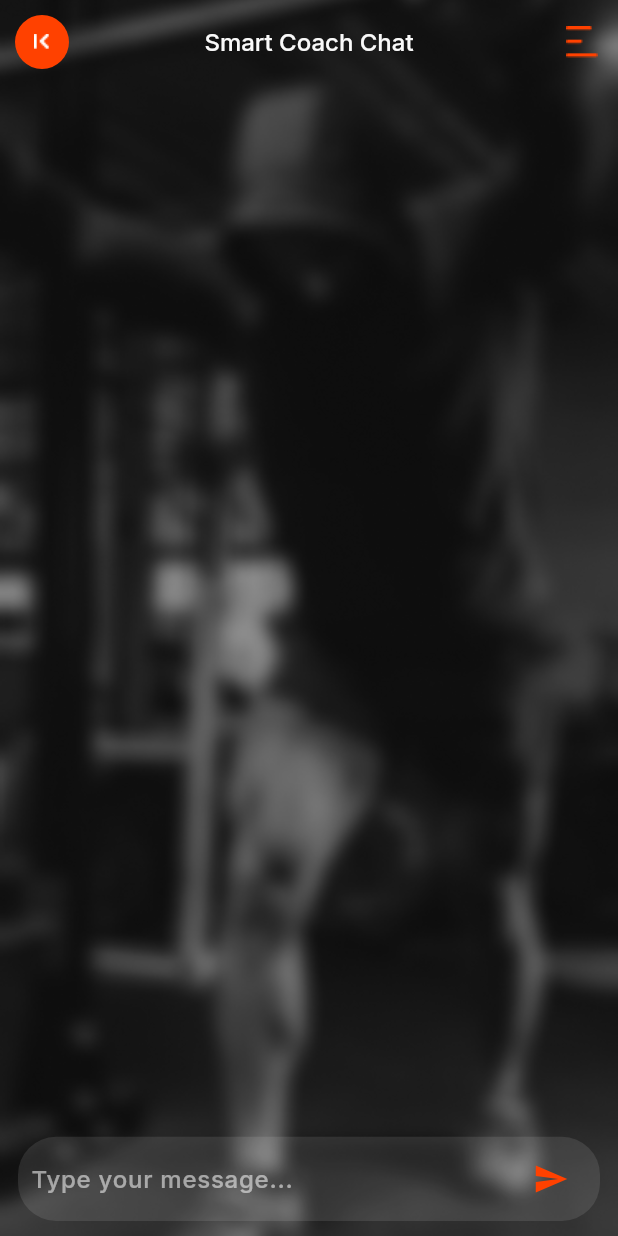
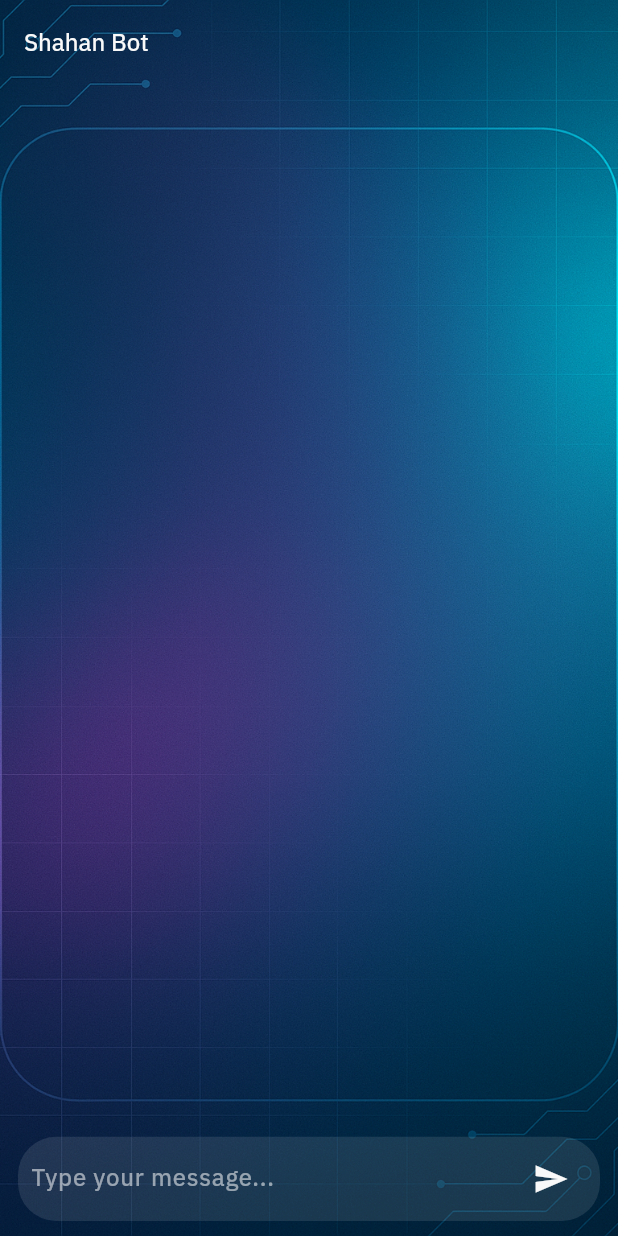
Before and after one commit to darbazrasul/flutter_with_gemini, a Flutter app: the screen it shows after launch, on a phone screen of 412 x 824 dp. Run offline on Flutter 3.47's test engine with Material 3 defaults, Android fonts, the phone set to English and light mode, and no system bars; our stand-ins replace animated_text_kit, dio, flutter_bloc, flutter_screenutil, get_it, google_generative_ai and 3 more; project files that could hold a hidden picture were left out.

Commit message:
زیادکردنی فۆنتی کردی

```diff
--- /dev/null
+++ b/lib/App/my_app.dart
@@ -0,0 +1,30 @@
+import 'package:fluter_chat_bot/route/app_routes.dart';
+import 'package:fluter_chat_bot/route/routes.dart';
+import 'package:fluter_chat_bot/theme/app_fonts.dart';
+import 'package:flutter/material.dart';
+import 'package:flutter_screenutil/flutter_screenutil.dart';
+
+class MyApp extends StatelessWidget {
+  const MyApp({super.key});
+
+  @override
+  Widget build(BuildContext context) {
+    return ScreenUtilInit(
+      designSize: const Size(375, 813),
+      minTextAdapt: true,
+      splitScreenMode: true,
+      builder: (context, child) => MaterialApp(
+        debugShowCheckedModeBanner: false,
+        title: "Chat Boot App",
+        theme: ThemeData(
+          useMaterial3: true,
+          fontFamily: FontConstants.fontFamily,
+        ),
+
+        locale: const Locale('en'),
+        onGenerateRoute: Routes.generateRoute,
+        initialRoute: AppRoutes.homeScreen,
+      ),
+    );
+  }
+}
--- a/lib/gemini_api_service.dart
+++ b/lib/gemini_api_service.dart
@@ -6,7 +6,6 @@ import 'package:injectable/injectable.dart';
 @lazySingleton
 class GeminiApiService {
   final SharedPrefHelper sharedPrefHelper;
-
   GeminiApiService(this.sharedPrefHelper);
 
   Future<String> sendMessage(String userMessage) async {
@@ -16,7 +15,6 @@ class GeminiApiService {
       if (apiKey == null || apiKey.isEmpty) {
         throw Exception('Gemini API key not found in SharedPreferences');
       }
-
       final model = GenerativeModel(model: "gemini-2.0-flash", apiKey: apiKey);
       final content = [Content.text(userMessage)];
       final response = await model.generateContent(content);
--- a/lib/main.dart
+++ b/lib/main.dart
@@ -1,11 +1,9 @@
+import 'package:fluter_chat_bot/App/my_app.dart';
 import 'package:fluter_chat_bot/modules/caching_helper.dart';
 import 'package:fluter_chat_bot/modules/service_locator.dart';
 import 'package:fluter_chat_bot/modules/shared_key.dart';
 import 'package:fluter_chat_bot/modules/shared_preferences_module.dart';
-import 'package:fluter_chat_bot/route/app_routes.dart';
-import 'package:fluter_chat_bot/route/routes.dart';
 import 'package:flutter/material.dart';
-import 'package:flutter_screenutil/flutter_screenutil.dart';
 
 void main() async {
   WidgetsFlutterBinding.ensureInitialized();
@@ -19,25 +17,3 @@ void main() async {
 
   runApp(MyApp());
 }
-
-class MyApp extends StatelessWidget {
-  const MyApp({super.key});
-
-  @override
-  Widget build(BuildContext context) {
-    return ScreenUtilInit(
-      designSize: const Size(375, 813),
-      minTextAdapt: true,
-      splitScreenMode: true,
-      builder: (context, child) => MaterialApp(
-        debugShowCheckedModeBanner: false,
-        title: "Chat Boot App",
-        theme: ThemeData.dark(),
-
-        locale: const Locale('en'),
-        onGenerateRoute: Routes.generateRoute,
-        initialRoute: AppRoutes.homeScreen,
-      ),
-    );
-  }
-}
--- a/lib/smart_coach/presentation/view/chat_screen.dart
+++ b/lib/smart_coach/presentation/view/chat_screen.dart
@@ -48,7 +48,7 @@ class _ChatScreenBodyState extends State<ChatScreenBody> {
         if (state is ChatLoaded) messages = state.messages;
 
         return SharedScaffold(
-          title: 'Smart Coach Chat',
+          title: 'Shahan Bot',
           body: Padding(
             padding: const EdgeInsets.symmetric(
               horizontal: 12.0,
@@ -91,7 +91,7 @@ class _ChatScreenBodyState extends State<ChatScreenBody> {
                               decoration: BoxDecoration(
                                 color: isUser
                                     // ignore: deprecated_member_use
-                                    ? AppColors.orange.withOpacity(0.5)
+                                    ? AppColors.black.withOpacity(0.5)
                                     // ignore: deprecated_member_use
                                     : AppColors.white.withOpacity(0.15),
                                 borderRadius: BorderRadius.circular(16.r),
@@ -138,7 +138,7 @@ class _ChatScreenBodyState extends State<ChatScreenBody> {
                         ),
                       ),
                       IconButton(
-                        icon: Icon(Icons.send, color: AppColors.orange),
+                        icon: Icon(Icons.send, color: AppColors.white),
                         onPressed: () => _sendMessage(cubit),
                       ),
                     ],
--- a/lib/smart_coach/presentation/widgets/shared_scaffold.dart
+++ b/lib/smart_coach/presentation/widgets/shared_scaffold.dart
@@ -2,8 +2,6 @@ import 'package:fluter_chat_bot/theme/app_assets.dart';
 import 'package:fluter_chat_bot/theme/app_colors.dart';
 import 'package:fluter_chat_bot/theme/app_styles.dart';
 import 'package:flutter/material.dart';
-
-import 'package:flutter_screenutil/flutter_screenutil.dart';
 
 class SharedScaffold extends StatelessWidget {
   final String title;
@@ -28,73 +26,73 @@ class SharedScaffold extends StatelessWidget {
       appBar: AppBar(
         backgroundColor: AppColors.transparent,
         elevation: 0,
-        leading: Padding(
-          padding: const EdgeInsets.all(10.0),
-          child: CircleAvatar(
-            backgroundColor: AppColors.orange,
-            radius: 18.r,
-            child: IconButton(
-              padding: EdgeInsets.zero,
-              icon: Image.asset(AppAssets.aiBack, width: 20.w, height: 20.h),
-              onPressed: onBack ?? () {},
-              // () => Navigator.of(context).pushNamed(AppRoutes.navBar),
-            ),
-          ),
-        ),
+        // leading: Padding(
+        //   padding: const EdgeInsets.all(10.0),
+        //   child: CircleAvatar(
+        //     backgroundColor: AppColors.orange,
+        //     radius: 18.r,
+        //     child: IconButton(
+        //       padding: EdgeInsets.zero,
+        //       icon: Image.asset(AppAssets.aiBack, width: 20.w, height: 20.h),
+        //       onPressed: onBack ?? () {},
+        //       // () => Navigator.of(context).pushNamed(AppRoutes.navBar),
+        //     ),
+        //   ),
+        // ),
+        automaticallyImplyLeading: false,
         title: Text(title, style: AppStyles.medium16white),
-        centerTitle: true,
-        actions: [
-          Builder(
-            builder: (context) => IconButton(
-              icon: Image.asset(AppAssets.drawerIcon, color: AppColors.orange),
-              onPressed: () => Scaffold.of(context).openEndDrawer(),
-            ),
-          ),
-        ],
+        // centerTitle: true,
+        // actions: [
+        //   Builder(
+        //     builder: (context) => IconButton(
+        //       icon: Image.asset(AppAssets.drawerIcon, color: AppColors.orange),
+        //       onPressed: () => Scaffold.of(context).openEndDrawer(),
+        //     ),
+        //   ),
+        // ],
       ),
 
-      endDrawer: Drawer(
-        shadowColor: AppColors.black,
-        surfaceTintColor: AppColors.transparent,
-        backgroundColor: AppColors.transparent,
-        child: ListView(
-          children: [
-            DrawerHeader(
-              child: Text(
-                'Previous conversations',
-                style: AppStyles.bold20white,
-              ),
-            ),
-            ...[
-              "Hello!",
-              "Lorem ipsum dolor sit amet",
-              "Lorem ipsum dolor sit amet",
-            ].map((chat) {
-              return ListTile(
-                title: Row(
-                  children: [
-                    Icon(Icons.arrow_back_ios, color: AppColors.orange),
-                    Spacer(),
-                    Text(
-                      chat,
-                      maxLines: 1,
-                      overflow: TextOverflow.ellipsis,
-                      style: AppStyles.font13WhiteW500,
-                    ),
-                  ],
-                ),
-                onTap: () {
-                  if (onSelectChat != null) {
-                    onSelectChat!(chat);
-                  }
-                  Navigator.of(context).pop();
-                },
-              );
-            }),
-          ],
-        ),
-      ),
-
+      // endDrawer: Drawer(
+      //   shadowColor: AppColors.black,
+      //   surfaceTintColor: AppColors.transparent,
+      //   backgroundColor: AppColors.transparent,
+      //   child: ListView(
+      //     children: [
+      //       DrawerHeader(
+      //         child: Text(
+      //           'Previous conversations',
+      //           style: AppStyles.bold20white,
+      //         ),
+      //       ),
+      //       ...[
+      //         "Hello!",
+      //         "Lorem ipsum dolor sit amet",
+      //         "Lorem ipsum dolor sit amet",
+      //       ].map((chat) {
+      //         return ListTile(
+      //           title: Row(
+      //             children: [
+      //               Icon(Icons.arrow_back_ios, color: AppColors.orange),
+      //               Spacer(),
+      //               Text(
+      //                 chat,
+      //                 maxLines: 1,
+      //                 overflow: TextOverflow.ellipsis,
+      //                 style: AppStyles.font13WhiteW500,
+      //               ),
+      //             ],
+      //           ),
+      //           onTap: () {
+      //             if (onSelectChat != null) {
+      //               onSelectChat!(chat);
+      //             }
+      //             Navigator.of(context).pop();
+      //           },
+      //         );
+      //       }),
+      //     ],
+      //   ),
+      // ),
       body: Stack(
         fit: StackFit.expand,
         children: [
--- a/lib/theme/app_assets.dart
+++ b/lib/theme/app_assets.dart
@@ -8,7 +8,7 @@ abstract class AppAssets {
   static const String onBoardingImage3 = "assets/image/O15_29.png";
   static const String workoutBg = "assets/image/workout_bg.png";
   static const String aiBack = "assets/image/back.png";
-  static const String aiBg = "assets/image/background_ai.png";
+  static const String aiBg = "assets/image/bg.png";
   static const String drawerIcon = "assets/image/drawer_icon.png";
   static const String ai = "assets/image/ai.png";
   static const String bootChat = "assets/image/boot_chat.png";
--- /dev/null
+++ b/lib/theme/app_fonts.dart
@@ -0,0 +1,16 @@
+import 'dart:ui';
+
+class FontConstants {
+  // fonts
+  static const String fontFamily = "kurdi";
+}
+
+class BaseTypography {
+  // Font families
+  static const String plainFont = FontConstants.fontFamily;
+
+  // Font weights
+  static const FontWeight regular = FontWeight.w400;
+  static const FontWeight medium = FontWeight.w500;
+  static const FontWeight semiBold = FontWeight.w600;
+}
--- a/lib/theme/app_styles.dart
+++ b/lib/theme/app_styles.dart
@@ -1,130 +1,156 @@
 import 'package:fluter_chat_bot/theme/app_colors.dart';
 import 'package:flutter/material.dart';
-import 'package:google_fonts/google_fonts.dart';
 
 abstract class AppStyles {
-  static TextStyle font15BlackW500 = GoogleFonts.inter(
+  static TextStyle font15BlackW500 = const TextStyle(
+    fontFamily: 'kurdi',
     fontSize: 15,
     fontWeight: FontWeight.w500,
+
+    fontStyle: FontStyle.normal,
     color: AppColors.grey,
   );
-  static TextStyle font20BlackW500 = GoogleFonts.inter(
+  static TextStyle font20BlackW500 = const TextStyle(
+    fontFamily: 'kurdi',
     fontSize: 20,
     fontWeight: FontWeight.w500,
     color: AppColors.black,
   );
-  static TextStyle font14BlackW500 = GoogleFonts.inter(
+  static TextStyle font14BlackW500 = const TextStyle(
+    fontFamily: 'kurdi',
     fontSize: 14,
     fontWeight: FontWeight.w500,
     color: AppColors.black,
   );
-  static TextStyle font13WhiteW500 = GoogleFonts.inter(
+  static TextStyle font13WhiteW500 = const TextStyle(
+    fontFamily: 'kurdi',
     fontSize: 13,
     fontWeight: FontWeight.w500,
     color: AppColors.white,
   );
-  static TextStyle font16WhiteW400 = GoogleFonts.inter(
+  static TextStyle font16WhiteW400 = const TextStyle(
+    fontFamily: 'kurdi',
     fontSize: 16,
     fontWeight: FontWeight.w400,
     color: AppColors.white,
   );
-  static TextStyle font12grayW500LineThrough = GoogleFonts.inter(
+  static TextStyle font12grayW500LineThrough = const TextStyle(
+    fontFamily: 'kurdi',
     fontSize: 12,
     fontWeight: FontWeight.w500,
     color: AppColors.grey,
     decoration: TextDecoration.lineThrough,
   );
-  static TextStyle font12greenW500 = GoogleFonts.inter(
+  static TextStyle font12greenW500 = const TextStyle(
+    fontFamily: 'kurdi',
     fontSize: 12,
     fontWeight: FontWeight.w500,
     color: AppColors.green,
   );
-  static TextStyle font12blackW400 = GoogleFonts.inter(
+  static TextStyle font12blackW400 = const TextStyle(
+    fontFamily: 'kurdi',
     fontSize: 12,
     fontWeight: FontWeight.w400,
     color: AppColors.black,
   );
-  static TextStyle appBarTitleStyle = GoogleFonts.inter(
+  static TextStyle appBarTitleStyle = const TextStyle(
+    fontFamily: 'kurdi',
     fontSize: 20,
     fontWeight: FontWeight.w500,
     color: AppColors.black,
   );
-  static TextStyle medium18black = GoogleFonts.inter(
+  static TextStyle medium18black = const TextStyle(
+    fontFamily: 'kurdi',
     fontSize: 18,
     fontWeight: FontWeight.w500,
     color: AppColors.black,
   );
-  static TextStyle medium16white = GoogleFonts.inter(
+  static TextStyle medium16white = const TextStyle(
+    fontFamily: 'kurdi',
     fontSize: 16,
     fontWeight: FontWeight.w500,
     color: AppColors.white,
   );
-  static TextStyle w80014white = GoogleFonts.inter(
+  static TextStyle w80014white = const TextStyle(
+    fontFamily: 'kurdi',
     fontSize: 14,
     fontWeight: FontWeight.w800,
     color: AppColors.white,
   );
-  static TextStyle w80014orange = GoogleFonts.inter(
+  static TextStyle w80014orange = const TextStyle(
+    fontFamily: 'kurdi',
     fontSize: 14,
     fontWeight: FontWeight.w800,
     color: AppColors.orange,
   );
-  static TextStyle medium18whiteW400 = GoogleFonts.inter(
+  static TextStyle medium18whiteW400 = const TextStyle(
+    fontFamily: 'kurdi',
     fontSize: 18,
     fontWeight: FontWeight.w400,
     color: AppColors.white,
   );
-  static TextStyle bold20white = GoogleFonts.inter(
+  static TextStyle bold20white = const TextStyle(
+    fontFamily: 'kurdi',
     fontSize: 20,
     fontWeight: FontWeight.bold,
     color: AppColors.white,
   );
-  static TextStyle bold24white = GoogleFonts.inter(
+  static TextStyle bold24white = const TextStyle(
+    fontFamily: 'kurdi',
     fontSize: 24,
     fontWeight: FontWeight.bold,
     color: AppColors.white,
   );
-  static TextStyle regular14grey = GoogleFonts.inter(
+  static TextStyle regular14grey = const TextStyle(
+    fontFamily: 'kurdi',
     fontSize: 14,
     fontWeight: FontWeight.w400,
     color: AppColors.grey,
   );
-  static TextStyle regular14black = GoogleFonts.inter(
+  static TextStyle regular14black = const TextStyle(
+    fontFamily: 'kurdi',
     fontSize: 14,
     fontWeight: FontWeight.w400,
     color: AppColors.black,
   );
-  static TextStyle regular16black = GoogleFonts.inter(
+  static TextStyle regular16black = const TextStyle(
+    fontFamily: 'kurdi',
     fontSize: 16,
     fontWeight: FontWeight.w400,
     color: AppColors.black,
   );
-  static TextStyle regular16gray = GoogleFonts.inter(
+  static TextStyle regular16gray = const TextStyle(
+    fontFamily: 'kurdi',
     fontSize: 16,
     fontWeight: FontWeight.w400,
     color: AppColors.grey,
   );
-  static TextStyle bold20black = GoogleFonts.inter(
+  static TextStyle bold20black = const TextStyle(
+    fontFamily: 'kurdi',
     fontSize: 20,
     fontWeight: FontWeight.w700,
     color: AppColors.black,
   );
-  static TextStyle bold24black = GoogleFonts.inter(
+  static TextStyle bold24black = const TextStyle(
+    fontFamily: 'kurdi',
     fontSize: 24,
     fontWeight: FontWeight.w700,
     color: AppColors.black,
   );
-  static TextStyle medium16black = GoogleFonts.inter(
+  static TextStyle medium16black = const TextStyle(
+    fontFamily: 'kurdi',
     fontSize: 16,
     fontWeight: FontWeight.w500,
     color: AppColors.black,
   );
-  static TextStyle regular13grey = GoogleFonts.inter(
+  static TextStyle regular13grey = const TextStyle(
+    fontFamily: 'kurdi',
     fontSize: 13,
     fontWeight: FontWeight.w400,
     color: AppColors.grey,
   );
-  static TextStyle regular11grey = GoogleFonts.inter(
+  static TextStyle regular11grey = const TextStyle(
+    fontFamily: 'kurdi',
     fontSize: 11,
     fontWeight: FontWeight.w400,
     color: AppColors.grey,
--- a/lib/theme/app_theme.dart
+++ b/lib/theme/app_theme.dart
@@ -1,6 +1,6 @@
+import 'package:fluter_chat_bot/theme/app_fonts.dart';
 import 'package:flutter/material.dart';
 import 'package:flutter_screenutil/flutter_screenutil.dart';
-import 'package:google_fonts/google_fonts.dart';
 import 'app_colors.dart';
 
 abstract class AppTheme {
@@ -73,17 +73,17 @@ abstract class AppTheme {
         titleMedium: TextStyle(
           fontSize: 16.sp,
           fontWeight: FontWeight.w500,
-          fontFamily: GoogleFonts.imFellEnglish().fontFamily,
+          fontFamily: FontConstants.fontFamily,
         ),
         bodyMedium: TextStyle(
           fontSize: 14.sp,
           fontWeight: FontWeight.w500,
-          fontFamily: GoogleFonts.inter().fontFamily,
+          fontFamily: FontConstants.fontFamily,
         ),
         bodyLarge: TextStyle(
           fontSize: 18.sp,
           fontWeight: FontWeight.w500,
-          fontFamily: GoogleFonts.inter().fontFamily,
+          fontFamily: FontConstants.fontFamily,
           color: AppColors.black[500],
         ),
       ),
```
Also changed, not shown: pubspec.yaml (+9 -12 lines), assets/fonts/kurdi_bold.ttf (added), assets/fonts/kurdi_regular.ttf (added), assets/fonts/kurdi_semi_bold.ttf (added), assets/image/bg.png (added), pubspec.lock, 1 other file.
